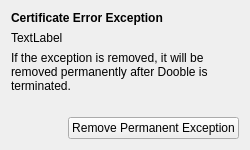
Old version of the form 2.x/UI/dooble_certificate_exceptions_menu_widget.ui in the repository textbrowser/dooble.
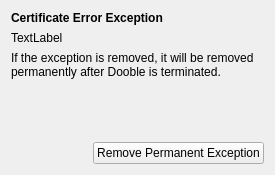
New version of the form.

What changed in the file:
```diff
--- a/2.x/UI/dooble_certificate_exceptions_menu_widget.ui
+++ b/2.x/UI/dooble_certificate_exceptions_menu_widget.ui
@@ -6,8 +6,8 @@
    <rect>
     <x>0</x>
     <y>0</y>
-    <width>250</width>
-    <height>150</height>
+    <width>275</width>
+    <height>175</height>
    </rect>
   </property>
   <property name="windowTitle">
```
